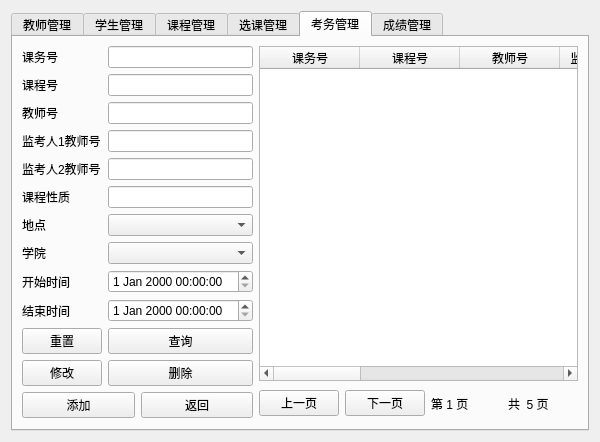
Before: the Qt Designer form admin.ui in Database-Course-Developers/Educational_Administration_System, drawn with Qt 5.
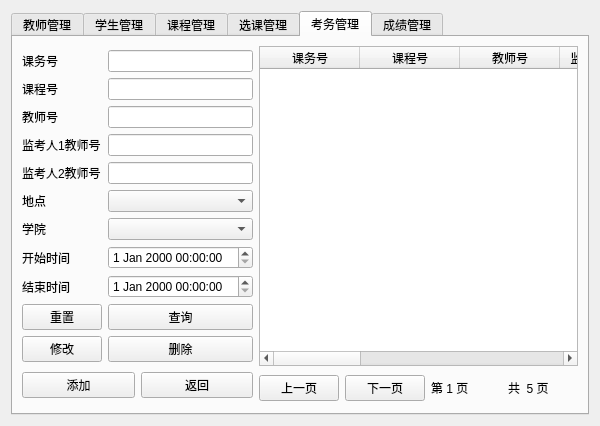
After: the same form once the commit is applied. The open tabs and pages were chosen to show the change.

Commit message:
增加工具函数-获取年份获取教室获取学院
增加工具函数-获取年份获取教室获取学院

Patch:
```diff
--- a/admin.ui
+++ b/admin.ui
@@ -449,71 +449,66 @@
           <layout class="QVBoxLayout" name="verticalLayout_4" stretch="3,2">
            <item>
             <layout class="QGridLayout" name="gridLayout">
-             <item row="1" column="1">
-              <widget class="QLineEdit" name="lineEdit_6"/>
-             </item>
-             <item row="10" column="1">
-              <widget class="QPushButton" name="pushButton_2">
+             <item row="5" column="0">
+              <widget class="QLabel" name="label_5">
                <property name="text">
-                <string>查询</string>
+                <string>地点</string>
                </property>
               </widget>
              </item>
-             <item row="10" column="0">
+             <item row="9" column="0">
               <widget class="QPushButton" name="pushButton">
                <property name="text">
                 <string>重置</string>
                </property>
               </widget>
              </item>
-             <item row="4" column="1">
-              <widget class="QLineEdit" name="lineEdit_4"/>
+             <item row="10" column="0">
+              <widget class="QPushButton" name="pushButton_3">
+               <property name="text">
+                <string>修改</string>
+               </property>
+              </widget>
              </item>
-             <item row="2" column="0">
-              <widget class="QLabel" name="label_2">
+             <item row="9" column="1">
+              <widget class="QPushButton" name="pushButton_2">
                <property name="text">
-                <string>教师号</string>
+                <string>查询</string>
                </property>
               </widget>
              </item>
-             <item row="6" column="1">
-              <widget class="QComboBox" name="comboBox"/>
+             <item row="0" column="1">
+              <widget class="QLineEdit" name="ld_exam_rcno"/>
              </item>
              <item row="2" column="1">
-              <widget class="QLineEdit" name="lineEdit_2"/>
-             </item>
-             <item row="5" column="1">
-              <widget class="QLineEdit" name="lineEdit_5"/>
+              <widget class="QLineEdit" name="ld_exam_tno"/>
              </item>
              <item row="8" column="0">
+              <widget class="QLabel" name="label_8">
+               <property name="text">
+                <string>结束时间</string>
+               </property>
+              </widget>
+             </item>
+             <item row="8" column="1">
+              <widget class="QDateTimeEdit" name="dt_end_time"/>
+             </item>
+             <item row="7" column="0">
               <widget class="QLabel" name="label_7">
                <property name="text">
                 <string>开始时间</string>
                </property>
               </widget>
              </item>
-             <item row="6" column="0">
-              <widget class="QLabel" name="label_5">
-               <property name="text">
-                <string>地点</string>
-               </property>
-              </widget>
-             </item>
-             <item row="7" column="0">
-              <widget class="QLabel" name="label_6">
-               <property name="text">
-                <string>学院</string>
-               </property>
-              </widget>
-             </item>
-             <item row="3" column="1">
-              <widget class="QLineEdit" name="lineEdit_3"/>
-             </item>
              <item row="7" column="1">
-              <widget class="QComboBox" name="comboBox_2"/>
+              <widget class="QDateTimeEdit" name="dt_begin_time"/>
              </item>
-             <item row="9" column="1">
-              <widget class="QDateTimeEdit" name="dateTimeEdit_2"/>
+             <item row="2" column="0">
+              <widget class="QLabel" name="label_2">
+               <property name="text">
+                <string>教师号</string>
+               </property>
+              </widget>
              </item>
              <item row="0" column="0">
               <widget class="QLabel" name="label">
@@ -522,13 +517,19 @@
                </property>
               </widget>
              </item>
-             <item row="1" column="0">
-              <widget class="QLabel" name="label_12">
+             <item row="10" column="1">
+              <widget class="QPushButton" name="pushButton_4">
                <property name="text">
-                <string>课程号</string>
+                <string>删除</string>
                </property>
               </widget>
              </item>
+             <item row="4" column="1">
+              <widget class="QLineEdit" name="ld_exam_tno2"/>
+             </item>
+             <item row="1" column="1">
+              <widget class="QLineEdit" name="ld_exam_cno"/>
+             </item>
              <item row="4" column="0">
               <widget class="QLabel" name="label_4">
                <property name="text">
@@ -536,6 +537,19 @@
                </property>
               </widget>
              </item>
+             <item row="6" column="1">
+              <widget class="QComboBox" name="cbox_exam_collegename"/>
+             </item>
+             <item row="5" column="1">
+              <widget class="QComboBox" name="cbox_exam_clr"/>
+             </item>
+             <item row="1" column="0">
+              <widget class="QLabel" name="label_12">
+               <property name="text">
+                <string>课程号</string>
+               </property>
+              </widget>
+             </item>
              <item row="3" column="0">
               <widget class="QLabel" name="label_3">
                <property name="text">
@@ -543,39 +557,15 @@
                </property>
               </widget>
              </item>
-             <item row="8" column="1">
-              <widget class="QDateTimeEdit" name="dateTimeEdit"/>
-             </item>
-             <item row="0" column="1">
-              <widget class="QLineEdit" name="lineEdit"/>
-             </item>
-             <item row="9" column="0">
-              <widget class="QLabel" name="label_8">
+             <item row="6" column="0">
+              <widget class="QLabel" name="label_6">
                <property name="text">
-                <string>结束时间</string>
+                <string>学院</string>
                </property>
               </widget>
              </item>
-             <item row="5" column="0">
-              <widget class="QLabel" name="label_11">
-               <property name="text">
-                <string>课程性质</string>
-               </property>
-              </widget>
-             </item>
-             <item row="11" column="0">
-              <widget class="QPushButton" name="pushButton_3">
-               <property name="text">
-                <string>修改</string>
-               </property>
-              </widget>
-             </item>
-             <item row="11" column="1">
-              <widget class="QPushButton" name="pushButton_4">
-               <property name="text">
-                <string>删除</string>
-               </property>
-              </widget>
+             <item row="3" column="1">
+              <widget class="QLineEdit" name="ld_exam_tno1"/>
              </item>
             </layout>
            </item>
```
Left out of the diff: 2 changed lines with no effect on the pictures. The commit also changes 5 other files.
